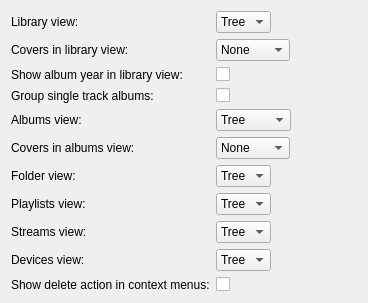
This is gui/interfacesettings.ui in polpo/cantata-mac as Qt 5 draws it before an edit. The edited form follows.
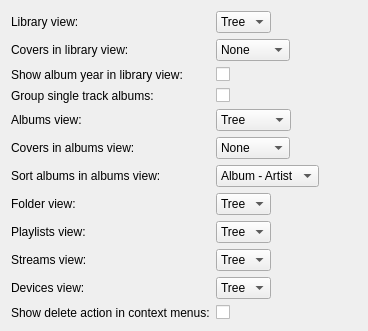
This is the edited form.

Commit message: Add option to sort albums in albums view by either; album-artist, or artist-album.

```diff
--- a/gui/interfacesettings.ui
+++ b/gui/interfacesettings.ui
@@ -173,6 +173,30 @@
     </widget>
    </item>
    <item row="6" column="0">
+    <widget class="QLabel" name="label_5x">
+     <property name="text">
+      <string>Sort albums in albums view:</string>
+     </property>
+     <property name="buddy">
+      <cstring>albumsCoverSize</cstring>
+     </property>
+    </widget>
+   </item>
+   <item row="6" column="1">
+    <widget class="QComboBox" name="albumFirst">
+     <item>
+      <property name="text">
+       <string>Album - Artist</string>
+      </property>
+     </item>
+     <item>
+      <property name="text">
+       <string>Artist - Album</string>
+      </property>
+     </item>
+    </widget>
+   </item>
+   <item row="7" column="0">
     <widget class="QLabel" name="label_2">
      <property name="text">
       <string>Folder view:</string>
@@ -182,7 +206,7 @@
      </property>
     </widget>
    </item>
-   <item row="6" column="1">
+   <item row="7" column="1">
     <widget class="QComboBox" name="folderView">
      <item>
       <property name="text">
@@ -196,7 +220,7 @@
      </item>
     </widget>
    </item>
-   <item row="7" column="0">
+   <item row="8" column="0">
     <widget class="QLabel" name="label_3">
      <property name="text">
       <string>Playlists view:</string>
@@ -206,7 +230,7 @@
      </property>
     </widget>
    </item>
-   <item row="7" column="1">
+   <item row="8" column="1">
     <widget class="QComboBox" name="playlistsView">
      <item>
       <property name="text">
@@ -220,7 +244,7 @@
      </item>
     </widget>
    </item>
-   <item row="8" column="0">
+   <item row="9" column="0">
     <widget class="QLabel" name="label_x">
      <property name="text">
       <string>Streams view:</string>
@@ -230,7 +254,7 @@
      </property>
     </widget>
    </item>
-   <item row="8" column="1">
+   <item row="9" column="1">
     <widget class="QComboBox" name="streamsView">
      <item>
       <property name="text">
@@ -244,7 +268,7 @@
      </item>
     </widget>
    </item>
-   <item row="9" column="0">
+   <item row="10" column="0">
     <widget class="QLabel" name="devicesViewLabel">
      <property name="text">
       <string>Devices view:</string>
@@ -254,7 +278,7 @@
      </property>
     </widget>
    </item>
-   <item row="9" column="1">
+   <item row="10" column="1">
     <widget class="QComboBox" name="devicesView">
      <item>
       <property name="text">
@@ -268,7 +292,7 @@
      </item>
     </widget>
    </item>
-   <item row="10" column="0">
+   <item row="11" column="0">
     <widget class="QLabel" name="showDeleteActionLabel">
      <property name="text">
       <string>Show delete action in context menus:</string>
@@ -278,7 +302,7 @@
      </property>
     </widget>
    </item>
-   <item row="10" column="1">
+   <item row="11" column="1">
     <widget class="QCheckBox" name="showDeleteAction">
      <property name="text">
       <string/>
```
Left out of the diff: 1 changed line with no effect on the pictures. The commit also changes 7 other files.
